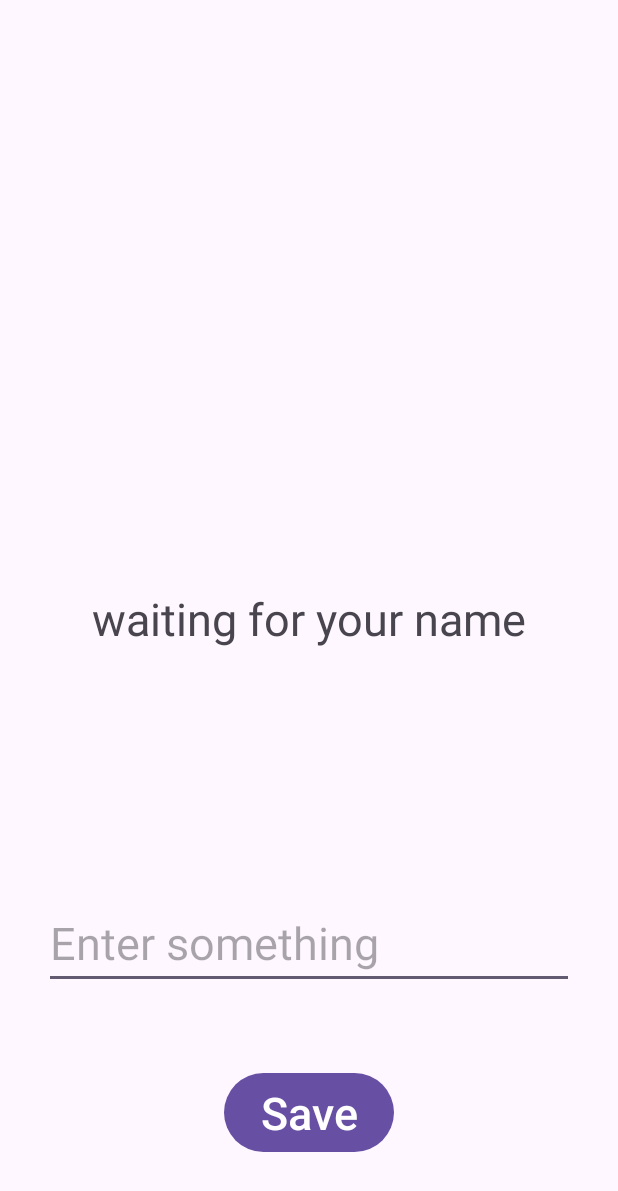
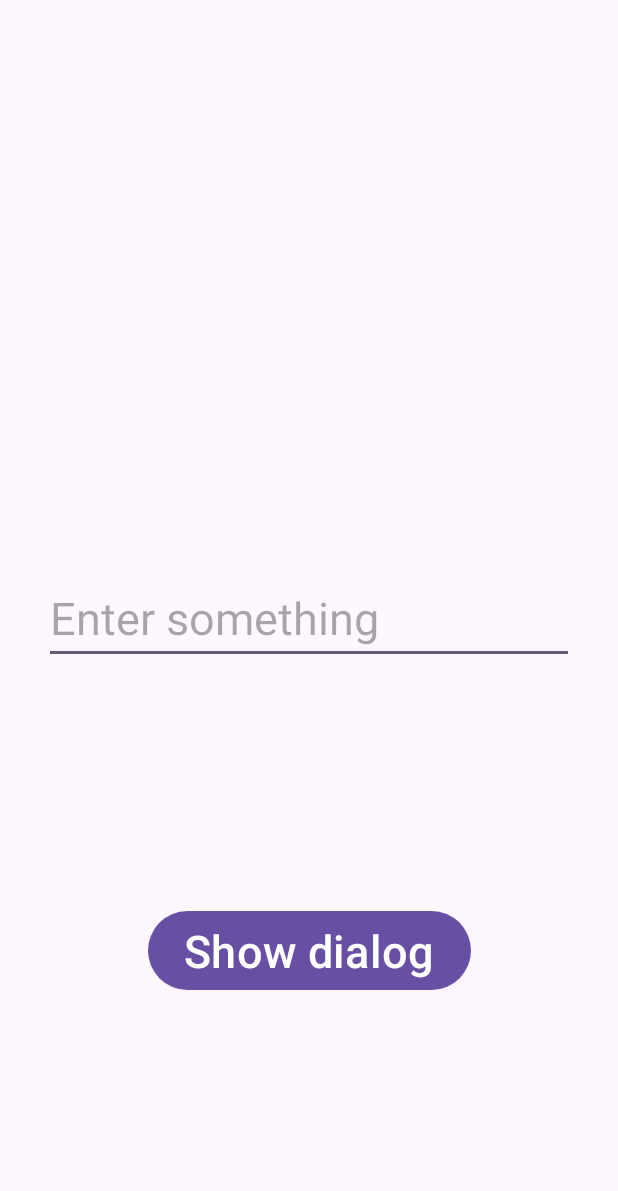
Before and after one commit to Yonatanmass123/Alertdialog_yonatanmass, an Android app: the screen it shows after launch (MainActivity), on a phone screen of 412 x 824 dp. Shown: the top 1191 px of the screen. Run offline under Robolectric (Android 15) with nearby library versions, the phone set to English and light mode, and no system bars.

Commit message:
Initial commit

```diff
--- a/app/src/main/java/com/example/alertdialog/MainActivity.java
+++ b/app/src/main/java/com/example/alertdialog/MainActivity.java
@@ -1,13 +1,16 @@
 package com.example.alertdialog;
 
+import android.content.DialogInterface;
 import android.content.SharedPreferences;
 import android.os.Bundle;
 import android.view.View;
 import android.widget.Button;
 import android.widget.EditText;
 import android.widget.TextView;
+import android.widget.Toast;
 
 import androidx.activity.EdgeToEdge;
+import androidx.appcompat.app.AlertDialog;
 import androidx.appcompat.app.AppCompatActivity;
 import androidx.core.graphics.Insets;
 import androidx.core.view.ViewCompat;
@@ -26,23 +29,39 @@ public class MainActivity extends AppCompatActivity {
             return insets;
         });
 
-        SharedPreferences sharedPreferences = getSharedPreferences( "ExampleApp", MODE_PRIVATE);
-        Button bSave = findViewById(R.id.bSave);
-        TextView TVName = findViewById(R.id.TVName);
-        EditText etName = findViewById(R.id.etUserInput);
+        SharedPreferences sharedPreferences = getSharedPreferences("ExampleApp", MODE_PRIVATE);
+        Button btnSD = findViewById(R.id.btnSD);
+        EditText editText = findViewById(R.id.editText);
 
-        TVName.setText(sharedPreferences.getString("user name", "waiting for your name"));
 
-        bSave.setOnClickListener(new View.OnClickListener() {
+        editText = findViewById(R.id.editText);
+        btnSD = findViewById(R.id.btnSD);
+
+        EditText finalEditText = editText;
+        btnSD.setOnClickListener(new View.OnClickListener() {
             @Override
             public void onClick(View v) {
-                SharedPreferences.Editor editor = sharedPreferences.edit();
 
-                String name = etName.getText().toString();
-                editor.putString("username", name);
-                editor.apply();
+                AlertDialog.Builder builder = new AlertDialog.Builder(MainActivity.this);
+                builder.setTitle("Wow")
+                        .setMessage("Awesome")
+                        .setPositiveButton("Yes", new DialogInterface.OnClickListener() {
+                            @Override
+                            public void onClick(DialogInterface dialog, int which) {
+
+                                String userInput = finalEditText.getText().toString();
+                                Toast.makeText(MainActivity.this, "You wrote: " + userInput, Toast.LENGTH_SHORT).show();
+                            }
+                        })
+                        .setNegativeButton("Cancel", new DialogInterface.OnClickListener() {
+                            @Override
+                            public void onClick(DialogInterface dialog, int which) {
+                                dialog.dismiss();
+                            }
+                        })
+                        .show();
             }
         });
+    }
 
-    }
 }
--- a/app/src/main/res/layout/activity_main.xml
+++ b/app/src/main/res/layout/activity_main.xml
@@ -7,39 +7,28 @@
     android:layout_height="match_parent"
     tools:context=".MainActivity">
 
-    <TextView
-        android:id="@+id/TVName"
+    <EditText
+        android:id="@+id/editText"
         android:layout_width="wrap_content"
         android:layout_height="wrap_content"
+        android:ems="10"
+        android:hint="Enter something"
+        android:inputType="text"
         android:textSize="30sp"
-        android:text="Hello World!"
         app:layout_constraintBottom_toBottomOf="parent"
         app:layout_constraintEnd_toEndOf="parent"
         app:layout_constraintStart_toStartOf="parent"
         app:layout_constraintTop_toTopOf="parent" />
 
-    <EditText
-        android:id="@+id/etUserInput"
+    <Button
+        android:id="@+id/btnSD"
         android:layout_width="wrap_content"
         android:layout_height="wrap_content"
-        android:ems="10"
-        android:textSize="30sp"
-        android:inputType="text"
-        android:hint="Enter something"
-        app:layout_constraintBottom_toBottomOf="parent"
-        app:layout_constraintEnd_toEndOf="parent"
-        app:layout_constraintStart_toStartOf="parent"
-        app:layout_constraintTop_toBottomOf="@+id/TVName" />
-
-    <Button
-        android:id="@+id/bSave"
-        android:layout_width="wrap_content"
-        android:layout_height="wrap_content"
-        android:text="Save"
+        android:text="Show dialog"
         android:textSize="30sp"
         app:layout_constraintBottom_toBottomOf="parent"
         app:layout_constraintEnd_toEndOf="parent"
         app:layout_constraintStart_toStartOf="parent"
-        app:layout_constraintTop_toBottomOf="@+id/etUserInput" />
+        app:layout_constraintTop_toBottomOf="@+id/editText" />
 
 </androidx.constraintlayout.widget.ConstraintLayout>
```
